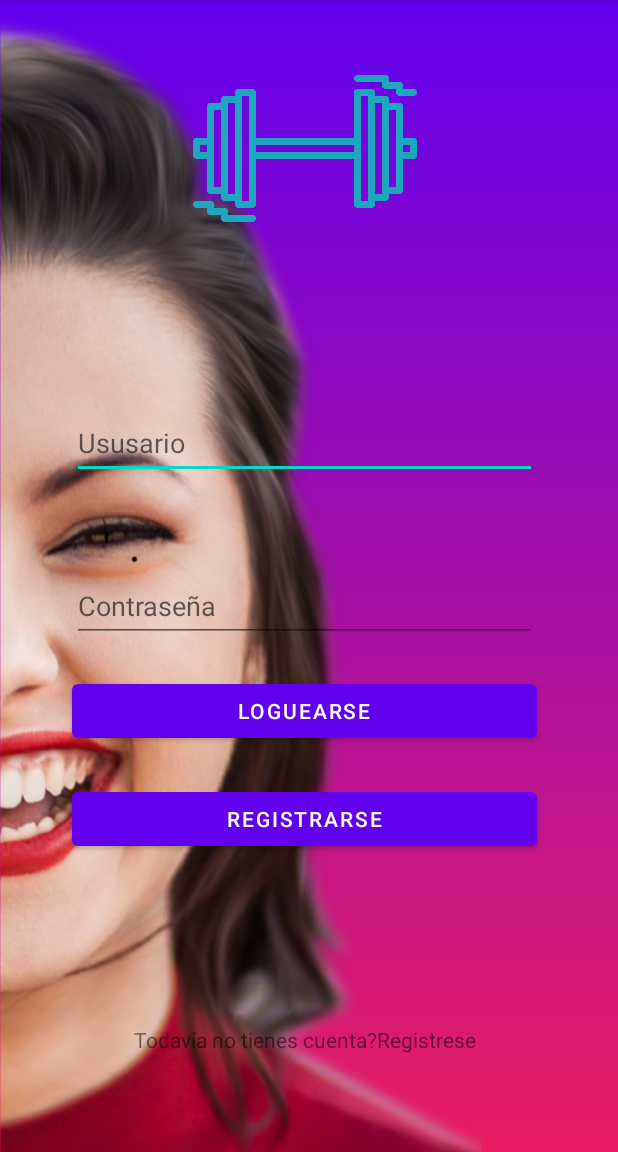
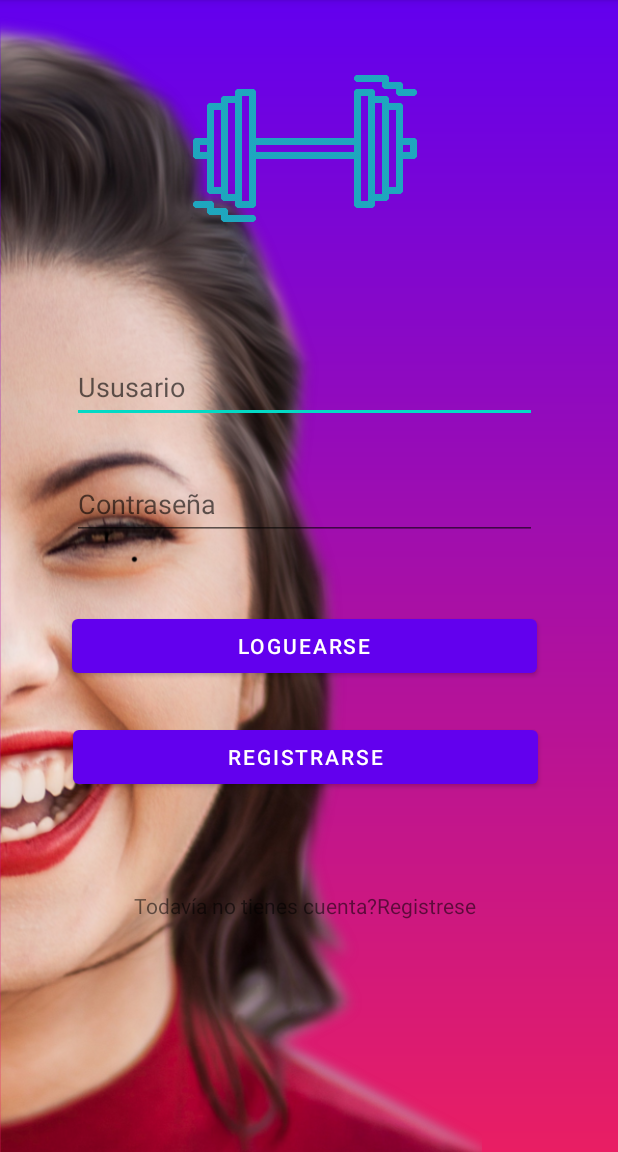
Before and after one commit to Enriquegpb/first_original, an Android app: the screen it shows after launch (MainLogin), on a phone screen of 412 x 824 dp, the part 84-1236 px from its top. Run offline under Robolectric (Android 15) with nearby library versions, the phone set to English and light mode, and no system bars; pictures from the network do not load.

```diff
--- a/app/src/main/AndroidManifest.xml
+++ b/app/src/main/AndroidManifest.xml
@@ -9,6 +9,9 @@
         android:roundIcon="@mipmap/ic_launcher_round"
         android:supportsRtl="true"
         android:theme="@style/Theme.FirstOriginal">
+        <activity
+            android:name=".Splash"
+            android:exported="false" />
         <activity
             android:name=".Signup"
             android:exported="false" />
--- /dev/null
+++ b/app/src/main/java/com/enrique/firstoriginal/Splash.java
@@ -0,0 +1,14 @@
+package com.enrique.firstoriginal;
+
+import androidx.appcompat.app.AppCompatActivity;
+
+import android.os.Bundle;
+
+public class Splash extends AppCompatActivity {
+
+    @Override
+    protected void onCreate(Bundle savedInstanceState) {
+        super.onCreate(savedInstanceState);
+        setContentView(R.layout.activity_splash);
+    }
+}
--- a/app/src/main/res/layout/activity_login.xml
+++ b/app/src/main/res/layout/activity_login.xml
@@ -30,37 +30,38 @@
         android:layout_height="match_parent"
         android:scaleType="fitStart"
         android:src="@drawable/girl"
-        tools:layout_editor_absoluteX="16dp"
-        tools:layout_editor_absoluteY="27dp" />
+        tools:layout_editor_absoluteX="-16dp"
+        tools:layout_editor_absoluteY="-69dp" />
 
     <EditText
         android:id="@+id/text_usuario"
         android:layout_width="310dp"
         android:layout_height="wrap_content"
+        android:layout_marginTop="36dp"
         android:ems="10"
         android:hint="Ususario"
         android:inputType="textPersonName"
         android:minHeight="48dp"
-        app:layout_constraintBottom_toTopOf="@+id/text_pwd"
-        app:layout_constraintEnd_toEndOf="@+id/text_pwd"
-        app:layout_constraintHorizontal_bias="1.0"
+        app:layout_constraintEnd_toStartOf="@+id/guideline3"
+        app:layout_constraintHorizontal_bias="0.0"
         app:layout_constraintStart_toStartOf="@+id/text_pwd"
-        app:layout_constraintTop_toBottomOf="@+id/imageView3"
-        app:layout_constraintVertical_bias="0.546" />
+        app:layout_constraintTop_toBottomOf="@+id/imageView3" />
 
     <EditText
         android:id="@+id/text_pwd"
         android:layout_width="0dp"
         android:layout_height="wrap_content"
-        android:layout_marginBottom="340dp"
+        android:layout_marginTop="20dp"
         android:ems="10"
         android:hint="Contraseña"
         android:inputType="textPersonName"
         android:minHeight="48dp"
-        app:layout_constraintBottom_toBottomOf="parent"
+        app:layout_constraintBottom_toTopOf="@+id/log"
         app:layout_constraintEnd_toStartOf="@+id/guideline3"
         app:layout_constraintHorizontal_bias="1.0"
-        app:layout_constraintStart_toStartOf="@+id/guideline2" />
+        app:layout_constraintStart_toStartOf="@+id/guideline2"
+        app:layout_constraintTop_toBottomOf="@+id/text_usuario"
+        app:layout_constraintVertical_bias="0.18" />
 
     <androidx.constraintlayout.widget.Guideline
         android:id="@+id/guideline2"
@@ -78,33 +79,30 @@
 
     <Button
         android:id="@+id/log"
-        android:layout_width="0dp"
+        android:layout_width="310dp"
         android:layout_height="wrap_content"
-        android:layout_marginBottom="270dp"
+        android:onClick="openMain"
         android:text="loguearse"
         app:layout_constraintBottom_toBottomOf="parent"
-        app:layout_constraintEnd_toStartOf="@+id/guideline3"
-        app:layout_constraintHorizontal_bias="1.0"
+        app:layout_constraintEnd_toEndOf="@+id/button2"
+        app:layout_constraintHorizontal_bias="0.0"
         app:layout_constraintStart_toStartOf="@+id/guideline2"
-        app:layout_constraintTop_toBottomOf="@+id/text_pwd"
-        app:layout_constraintVertical_bias="1.0"
-        android:onClick="openMain"
-        />
+        app:layout_constraintTop_toBottomOf="@+id/text_usuario"
+        app:layout_constraintVertical_bias="0.284" />
 
     <Button
         android:id="@+id/button2"
-        android:layout_width="0dp"
+        android:layout_width="310dp"
         android:layout_height="wrap_content"
-        android:layout_marginTop="24dp"
+        android:layout_marginStart="48dp"
+        android:layout_marginEnd="53dp"
+        android:onClick="openSignup"
         android:text="Registrarse"
         app:layout_constraintBottom_toBottomOf="parent"
-        app:layout_constraintEnd_toStartOf="@+id/guideline3"
-        app:layout_constraintHorizontal_bias="0.0"
-        app:layout_constraintStart_toStartOf="@+id/guideline2"
+        app:layout_constraintEnd_toEndOf="@+id/imageView2"
+        app:layout_constraintStart_toStartOf="@+id/imageView2"
         app:layout_constraintTop_toBottomOf="@+id/log"
-        app:layout_constraintVertical_bias="0.0"
-        android:onClick="openSignup"
-        />
+        app:layout_constraintVertical_bias="0.1" />
 
     <TextView
         android:id="@+id/textView"
@@ -114,10 +112,10 @@
         android:textAlignment="center"
         app:layout_constraintBottom_toBottomOf="parent"
         app:layout_constraintEnd_toEndOf="@+id/text_pwd"
-        app:layout_constraintHorizontal_bias="1.0"
+        app:layout_constraintHorizontal_bias="0.0"
         app:layout_constraintStart_toStartOf="@+id/text_pwd"
         app:layout_constraintTop_toBottomOf="@+id/button2"
-        app:layout_constraintVertical_bias="0.635" />
+        app:layout_constraintVertical_bias="0.295" />
 
     <ImageView
         android:id="@+id/imageView3"
--- /dev/null
+++ b/app/src/main/res/layout/activity_splash.xml
@@ -0,0 +1,9 @@
+<?xml version="1.0" encoding="utf-8"?>
+<androidx.constraintlayout.widget.ConstraintLayout xmlns:android="http://schemas.android.com/apk/res/android"
+    xmlns:app="http://schemas.android.com/apk/res-auto"
+    xmlns:tools="http://schemas.android.com/tools"
+    android:layout_width="match_parent"
+    android:layout_height="match_parent"
+    tools:context=".Splash">
+
+</androidx.constraintlayout.widget.ConstraintLayout>
```
